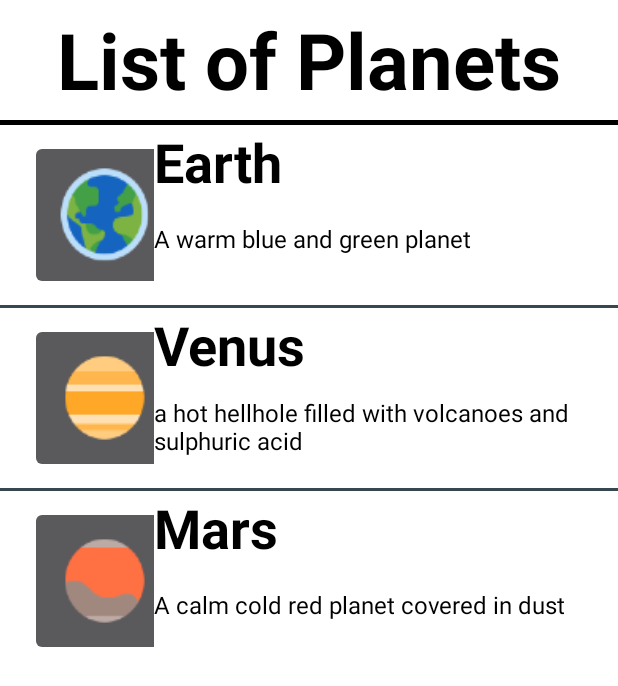
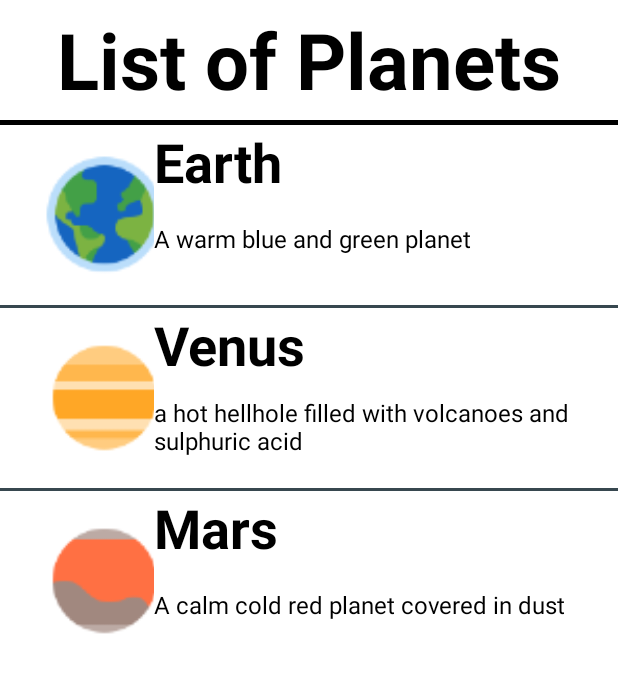
Before and after one commit to AaronVX/BackSpace, an Android app: the PlanetList screen opened directly, with no data from a screen before it, on a phone screen of 412 x 824 dp. Shown: the top 686 px of the screen. Run offline under Robolectric (Android 15) with nearby library versions, the phone set to English and light mode, and no system bars.

Commit message:
minor changes

```diff
--- a/app/src/main/java/com/group8/backspace/presentation/CustomAdapter.java
+++ b/app/src/main/java/com/group8/backspace/presentation/CustomAdapter.java
@@ -48,7 +48,7 @@ public class CustomAdapter extends BaseAdapter {
         view = inflter.inflate(R.layout.activity_listview, null);
         TextView item = (TextView) view.findViewById(R.id.item);
         TextView subitem = (TextView) view.findViewById(R.id.subitem);
-        ImageView image = (ImageView) view.findViewById(R.id.image);
+        ImageView image = (ImageView) view.findViewById(R.id.imageID);
         item.setText(Item[i]);
         subitem.setText(SubItem[i]);
         image.setImageResource(flags[i]);
--- a/app/src/main/java/com/group8/backspace/presentation/PlanetList.java
+++ b/app/src/main/java/com/group8/backspace/presentation/PlanetList.java
@@ -7,6 +7,7 @@ import android.support.design.widget.Snackbar;
 import android.support.v7.app.AppCompatActivity;
 import android.support.v7.widget.Toolbar;
 import android.view.View;
+import android.widget.AdapterView;
 import android.widget.Button;
 import android.widget.ImageButton;
 import android.widget.ListView;
@@ -30,15 +31,10 @@ public class PlanetList extends AppCompatActivity {
         setContentView(R.layout.activity_planet_list);
 
         simpleList = (ListView)findViewById(R.id.ListView);
+
+        //needs to make listview planet icons into buttons
+
         CustomAdapter customAdapter = new CustomAdapter(getApplicationContext(), Planet, Description, Icons);
         simpleList.setAdapter(customAdapter);
-
-        /*ImageButton btn_list = (ImageButton) findViewById(R.id.imageButton);
-        btn_list.setOnClickListener(new View.OnClickListener() {
-            @Override
-            public void onClick(View v) {
-                startActivity(new Intent(PlanetList.this, EarthInfo.class));
-            }
-        });*/
     }
 }
--- a/app/src/main/res/layout/activity_listview.xml
+++ b/app/src/main/res/layout/activity_listview.xml
@@ -16,7 +16,8 @@
             android:layout_height="match_parent"
             android:layout_weight="1">
             <ImageButton
-                android:id="@+id/image"
+                android:id="@+id/imageID"
+                android:background="?android:selectableItemBackground"
                 android:translationX="20dp"
                 android:translationY="10dp"
                 android:layout_width="100dp"
```
